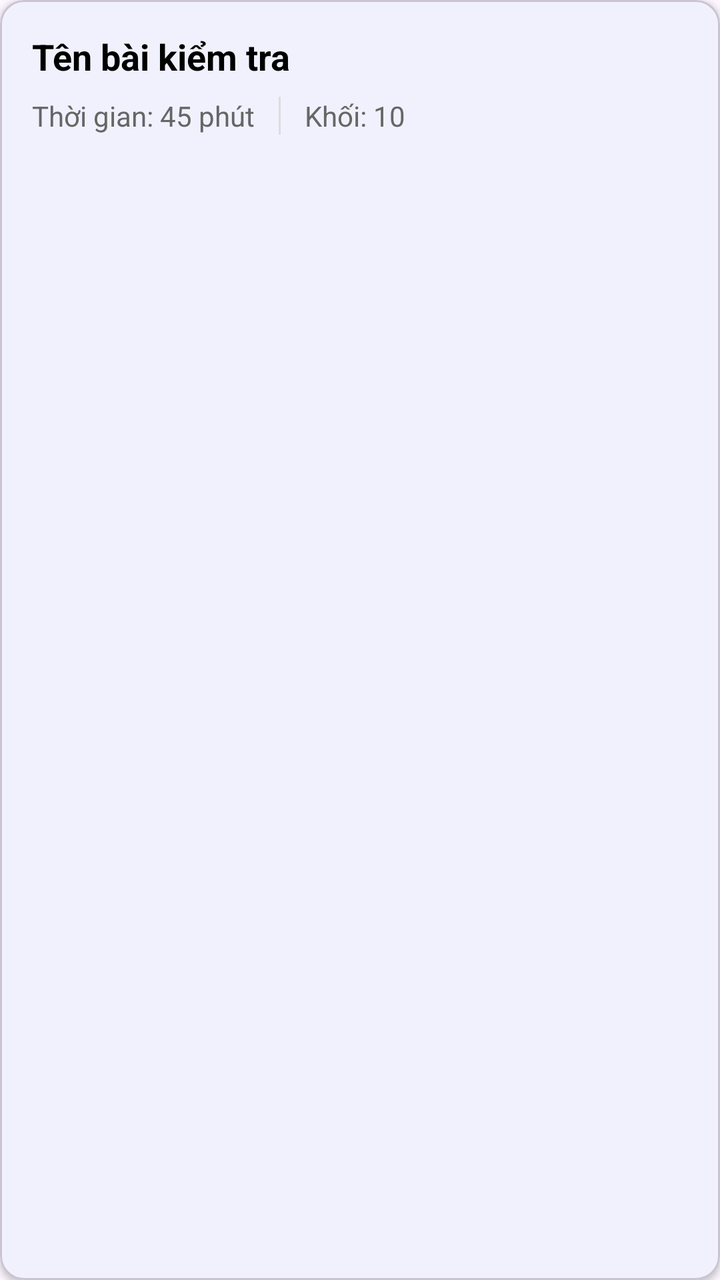
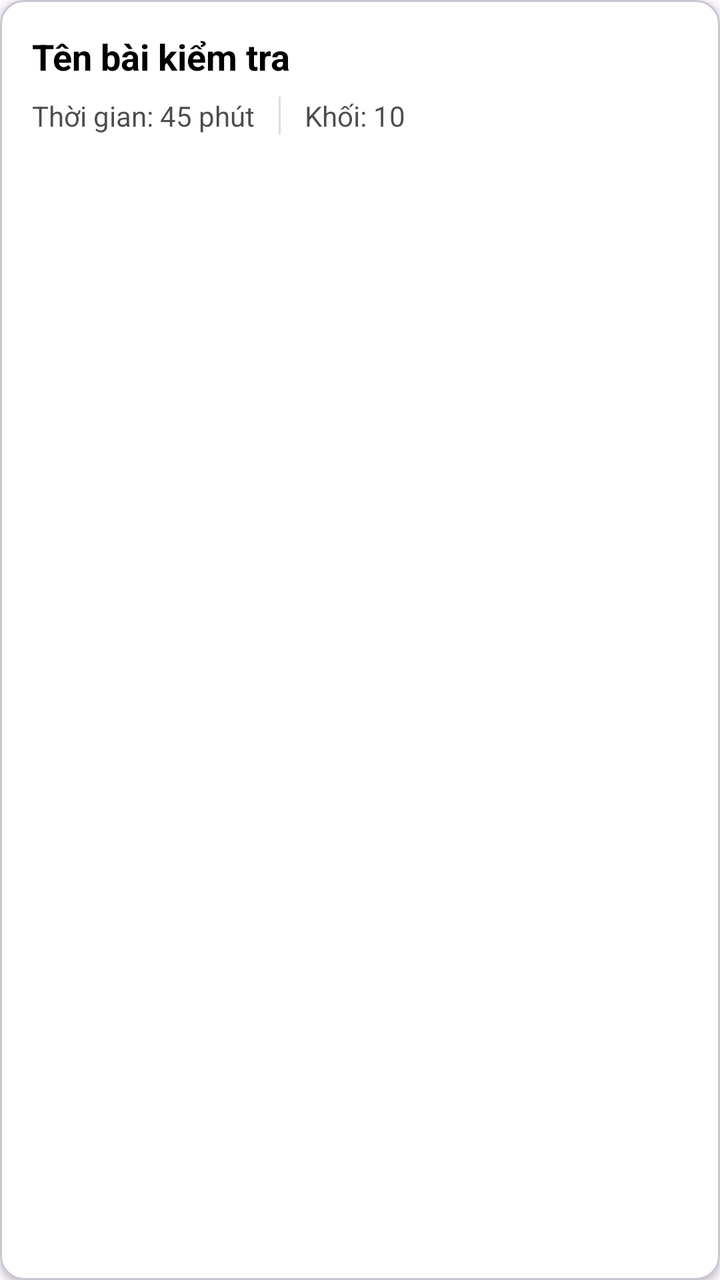

Screens rendered from an Android XML layout before and after an edit, with the pre-edit source and the edit as a unified diff.
<!-- AndroidManifest.xml: application theme Theme.Nhom_2_Android_Final -->
<!-- res/layout/item_exam.xml -->
<?xml version="1.0" encoding="utf-8"?>
<com.google.android.material.card.MaterialCardView xmlns:android="http://schemas.android.com/apk/res/android"
    xmlns:app="http://schemas.android.com/apk/res-auto"
    android:layout_width="match_parent"
    android:layout_height="wrap_content"
    android:layout_margin="8dp"
    app:cardCornerRadius="12dp"
    app:cardElevation="2dp">

    <LinearLayout
        android:layout_width="match_parent"
        android:layout_height="wrap_content"
        android:orientation="vertical"
        android:padding="16dp">

        <TextView
            android:id="@+id/tvExamTitle"
            android:layout_width="match_parent"
            android:layout_height="wrap_content"
            android:text="Tên bài kiểm tra"
            android:textColor="@color/text_main"
            android:textSize="18sp"
            android:textStyle="bold" />

        <LinearLayout
            android:layout_width="match_parent"
            android:layout_height="wrap_content"
            android:layout_marginTop="8dp"
            android:orientation="horizontal">

            <TextView
                android:id="@+id/tvExamTime"
                android:layout_width="wrap_content"
                android:layout_height="wrap_content"
                android:text="Thời gian: 45 phút"
                android:textColor="#666666"
                android:textSize="14sp" />

            <View
                android:layout_width="1dp"
                android:layout_height="match_parent"
                android:layout_marginHorizontal="12dp"
                android:background="#DDDDDD" />

            <TextView
                android:id="@+id/tvExamGrade"
                android:layout_width="wrap_content"
                android:layout_height="wrap_content"
                android:text="Khối: 10"
                android:textColor="#666666"
                android:textSize="14sp" />
        </LinearLayout>

    </LinearLayout>
</com.google.android.material.card.MaterialCardView>
<!-- resources referenced by this layout -->
<resources>
  <color name="text_main">#000000</color>
  <style name="Theme.Nhom_2_Android_Final" parent="Base.Theme.Nhom_2_Android_Final" />
  <style name="Base.Theme.Nhom_2_Android_Final" parent="Theme.Material3.DayNight.NoActionBar">
          
          <item name="colorPrimary">@color/colorPrimary</item>
          <item name="android:statusBarColor">@color/colorPrimary</item>
      </style>
  <color name="colorPrimary">#4facfe</color>
</resources>

<!-- the commit's change to res/layout/item_exam.xml (unified diff, before → after) -->
@@ -4,6 +4,7 @@
     android:layout_width="match_parent"
     android:layout_height="wrap_content"
     android:layout_margin="8dp"
+    app:cardBackgroundColor="@color/card_bg"
     app:cardCornerRadius="12dp"
     app:cardElevation="2dp">
 
@@ -33,7 +34,8 @@
                 android:layout_width="wrap_content"
                 android:layout_height="wrap_content"
                 android:text="Thời gian: 45 phút"
-                android:textColor="#666666"
+                android:textColor="@color/text_main"
+                android:alpha="0.7"
                 android:textSize="14sp" />
 
             <View
@@ -47,7 +49,8 @@
                 android:layout_width="wrap_content"
                 android:layout_height="wrap_content"
                 android:text="Khối: 10"
-                android:textColor="#666666"
+                android:textColor="@color/text_main"
+                android:alpha="0.7"
                 android:textSize="14sp" />
         </LinearLayout>
 
<!-- resource entries referenced after the edit -->
@@ -1,5 +1,6 @@
 <!-- resources referenced by this layout -->
 <resources>
+  <color name="card_bg">#FFFFFF</color>
   <color name="text_main">#000000</color>
   <style name="Theme.Nhom_2_Android_Final" parent="Base.Theme.Nhom_2_Android_Final" />
   <style name="Base.Theme.Nhom_2_Android_Final" parent="Theme.Material3.DayNight.NoActionBar">
